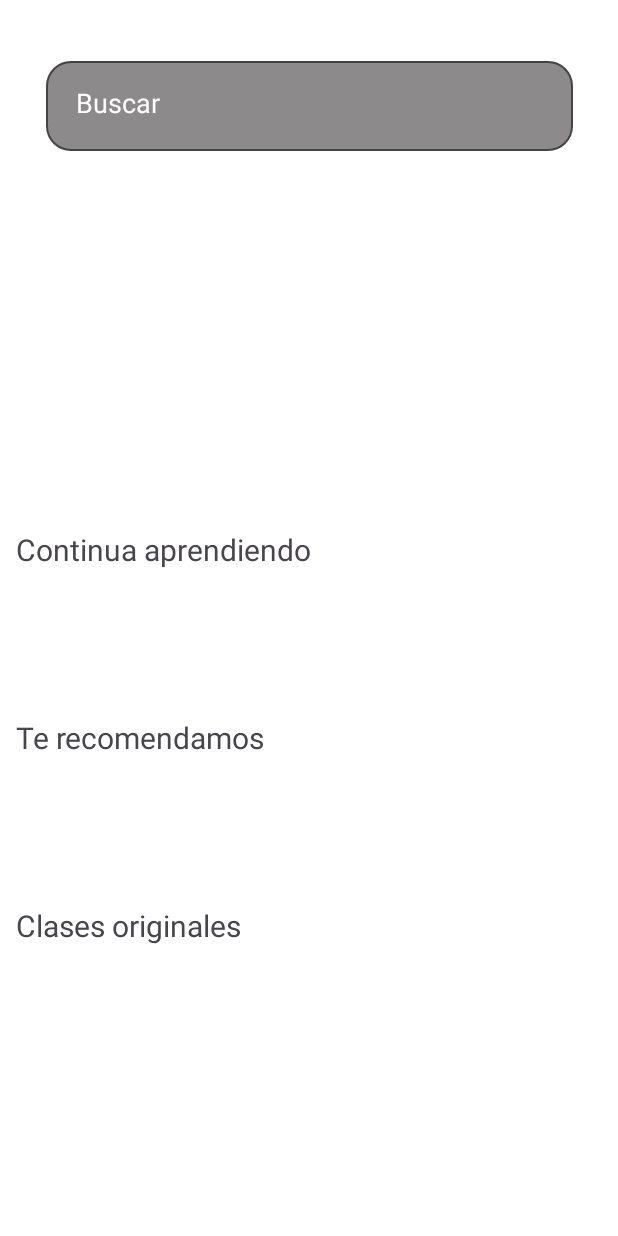
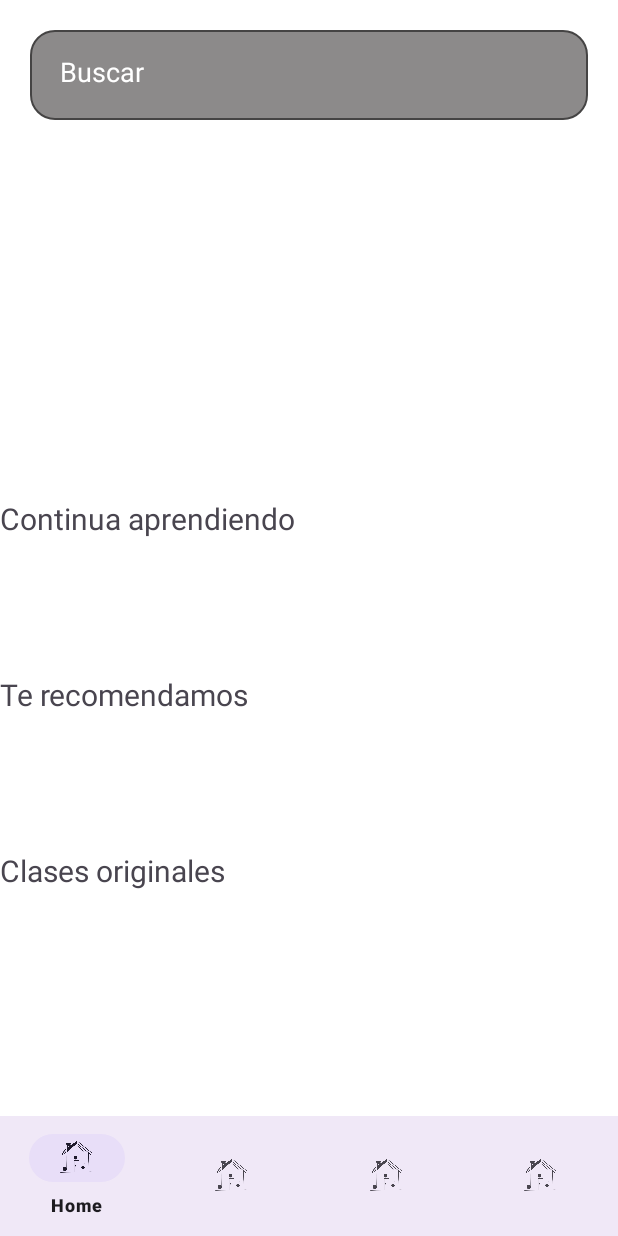
Before and after one commit to EveZru/SkulfulHarmony, an Android app: the screen it shows after launch once a user with an empty profile is signed in (home), on a phone screen of 412 x 824 dp. Run offline under Robolectric (Android 15) with nearby library versions, the light colour scheme and no system bars; our stand-ins replace Firebase (no records; nobody signed in at launch, a user with empty details on screens opened directly).

Commit message:
con barra de naegacion pero con errores  (ಥ_ಥ)

```diff
--- a/app/build.gradle.kts
+++ b/app/build.gradle.kts
@@ -47,4 +47,5 @@ dependencies {
     implementation("com.google.firebase:firebase-analytics")
     implementation ("com.google.firebase:firebase-auth:22.1.1")
     implementation ("com.google.android.gms:play-services-auth:20.7.0")
+    implementation("com.google.android.material:material:1.8.0")
 }
--- a/app/src/main/res/layout/activity_busqueda.xml
+++ b/app/src/main/res/layout/activity_busqueda.xml
@@ -34,7 +34,7 @@
         android:layout_width="50dp"
         android:layout_height="50dp"
         android:padding="10dp"
-        android:background="@drawable/logo_google"
+        android:background="@drawable/home_logo"
         />
 </LinearLayout>
         <ScrollView
--- a/app/src/main/res/layout/activity_home.xml
+++ b/app/src/main/res/layout/activity_home.xml
@@ -8,118 +8,92 @@
     android:background="@color/white"
     tools:context=".home">
 
-
+    <!-- ScrollView con tamaño optimizado -->
     <ScrollView
-        android:layout_width="391dp"
-        android:layout_height="783dp"
-        app:layout_constraintBottom_toBottomOf="parent"
-        app:layout_constraintEnd_toEndOf="parent"
-        app:layout_constraintHorizontal_bias="0.5"
-        app:layout_constraintStart_toStartOf="parent"
+        android:layout_width="match_parent"
+        android:layout_height="0dp"
         app:layout_constraintTop_toTopOf="parent"
-        app:layout_constraintVertical_bias="0.5">
+        app:layout_constraintBottom_toTopOf="@id/bottom_navigation"
+        android:fillViewport="true">
 
         <LinearLayout
             android:layout_width="match_parent"
             android:layout_height="wrap_content"
-            android:orientation="vertical">
-
+            android:orientation="vertical"
+            android:paddingBottom="16dp">
 
             <EditText
-
                 android:layout_width="match_parent"
                 android:layout_height="60dp"
-                android:layout_marginBottom="1dp"
-                android:text="Buscar"
-                android:textColor="@color/white"
+                android:layout_margin="20dp"
                 android:background="@drawable/rounded_edit_text"
                 android:padding="20dp"
-                android:layout_margin="20dp"/>
+                android:text="Buscar"
+                android:textColor="@color/white" />
 
             <androidx.viewpager2.widget.ViewPager2
                 android:id="@+id/populares_top"
                 android:layout_width="match_parent"
                 android:layout_height="200dp"
-                android:layout_margin="16dp"
-                app:layout_constraintTop_toTopOf="parent"
-                app:layout_constraintBottom_toBottomOf="parent"
-                app:layout_constraintStart_toStartOf="parent"
-                app:layout_constraintEnd_toEndOf="parent" />
+                android:layout_margin="16dp" />
+
             <TextView
-                android:layout_width="wrap_content"
-                android:layout_height="match_parent"
+                android:layout_width="match_parent"
+                android:layout_height="wrap_content"
                 android:text="@string/leyenda_continua"
-                android:textSize="20sp"
-                />
+                android:textSize="20sp" />
 
             <HorizontalScrollView
                 android:layout_width="match_parent"
-                android:layout_height="98dp">
+                android:layout_height="90dp">
 
-                <LinearLayout
+                <androidx.recyclerview.widget.RecyclerView
                     android:layout_width="wrap_content"
-                    android:layout_height="match_parent"
-                    android:orientation="vertical">
-                    <androidx.recyclerview.widget.RecyclerView
-                     android:layout_width="wrap_content" android:layout_height="match_parent">
-
-                    </androidx.recyclerview.widget.RecyclerView>
-
-                </LinearLayout>
-
-
+                    android:layout_height="match_parent" />
             </HorizontalScrollView>
 
             <TextView
-                android:layout_width="wrap_content"
-                android:layout_height="match_parent"
+                android:layout_width="match_parent"
+                android:layout_height="wrap_content"
                 android:text="@string/leyenda_recomendados"
-                android:textSize="20sp"
-                />
+                android:textSize="20sp" />
+
             <HorizontalScrollView
                 android:layout_width="match_parent"
-                android:layout_height="98dp">
+                android:layout_height="90dp">
 
-                <LinearLayout
+                <androidx.recyclerview.widget.RecyclerView
                     android:layout_width="wrap_content"
-                    android:layout_height="match_parent"
-                    android:orientation="vertical">
-                    <androidx.recyclerview.widget.RecyclerView
-                        android:layout_width="wrap_content" android:layout_height="match_parent">
-
-                    </androidx.recyclerview.widget.RecyclerView>
-
-                </LinearLayout>
-
-
+                    android:layout_height="match_parent" />
             </HorizontalScrollView>
 
             <TextView
-                android:layout_width="wrap_content"
-                android:layout_height="match_parent"
+                android:layout_width="match_parent"
+                android:layout_height="wrap_content"
                 android:text="@string/leyenda_originales"
-                android:textSize="20sp"
-
-                />
+                android:textSize="20sp" />
 
             <HorizontalScrollView
                 android:layout_width="match_parent"
-                android:layout_height="98dp">
+                android:layout_height="90dp">
 
-                <LinearLayout
+                <androidx.recyclerview.widget.RecyclerView
                     android:layout_width="wrap_content"
-                    android:layout_height="match_parent"
-                    android:orientation="vertical">
-                    <androidx.recyclerview.widget.RecyclerView
-                        android:layout_width="wrap_content" android:layout_height="match_parent">
+                    android:layout_height="match_parent" />
+            </HorizontalScrollView>
 
-                    </androidx.recyclerview.widget.RecyclerView>
-
-                </LinearLayout>
-
-
-            </HorizontalScrollView>
         </LinearLayout>
 
     </ScrollView>
+
+    <com.google.android.material.bottomnavigation.BottomNavigationView
+        android:id="@+id/barra_navegacion"
+        android:layout_width="match_parent"
+        android:layout_height="wrap_content"
+        android:background="?android:attr/windowBackground"
+        app:layout_constraintBottom_toBottomOf="parent"
+        app:layout_constraintStart_toStartOf="parent"
+        app:layout_constraintEnd_toEndOf="parent"
+        app:menu="@menu/barra_navegacion1" />
+
 </androidx.constraintlayout.widget.ConstraintLayout>
--- a/app/src/main/res/layout/activity_preguntas.xml
+++ b/app/src/main/res/layout/activity_preguntas.xml
@@ -26,13 +26,14 @@
             android:layout_marginBottom="16dp"
             android:text="..."
             android:textSize="18sp" />
-        <Button
+        <android.widget.Button
             android:id="@+id/next_button"
             android:layout_width="wrap_content"
             android:layout_height="wrap_content"
             android:layout_gravity="end"
             android:layout_marginTop="16dp"
-            android:text="Next" />
+            android:text="Siguiente"
+            android:background="@drawable/third_rounder_button"/>
 
         <RadioGroup
             android:id="@+id/options_group"
--- /dev/null
+++ b/app/src/main/res/menu/barra_navegacion1.xml
@@ -0,0 +1,22 @@
+<?xml version="1.0" encoding="utf-8"?>
+<menu xmlns:android="http://schemas.android.com/apk/res/android">
+
+    <item
+        android:id="@+id/it_homme"
+        android:icon="@drawable/home_logo"
+        android:title="Home"/>
+    <item
+        android:id="@+id/it_new"
+        android:icon="@drawable/home_logo"
+        android:title="Crear"/>
+    <item
+        android:id="@+id/it_seguidos"
+        android:icon="@drawable/home_logo"
+        android:title="Seguidos"/>
+    <item
+        android:id="@+id/it_perfil"
+        android:icon="@drawable/home_logo"
+        android:title="Perfil"/>
+
+
+</menu>
```
Also changed, not shown: app/src/main/AndroidManifest.xml (+30 -16 lines), app/src/main/java/com/example/skulfulharmony/crear_curso.java (added, +115 -0 lines), app/src/main/java/com/example/skulfulharmony/seguidos.java (added, +56 -0 lines), app/src/main/res/drawable/f_r_button.xml (added, +22 -0 lines), app/src/main/res/layout/activity_crear_curso.xml (added, +77 -0 lines), app/src/main/res/layout/activity_main.xml (+5 -3 lines), app/src/main/res/layout/activity_seguidos.xml (added, +69 -0 lines), app/src/main/res/drawable/home_logo.png (added).
